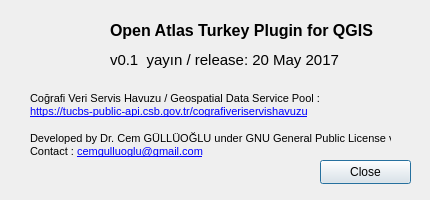
The window that about.ui (cempro/openatlasturkey) describes before a commit, drawn with Qt 5.
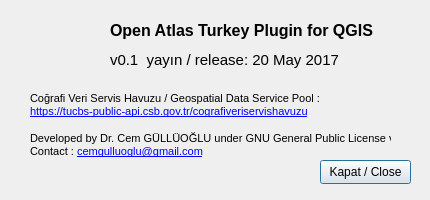
The same window after the commit. Icons and pictures are not drawn.

The edit to the form file:
```diff
--- a/about.ui
+++ b/about.ui
@@ -54,7 +54,7 @@
     </rect>
    </property>
    <property name="text">
-    <string>Close</string>
+    <string>Kapat / Close</string>
    </property>
   </widget>
   <widget class="QLabel" name="label_05">
```
Left out of the diff: 21 changed lines with no effect on the pictures.
